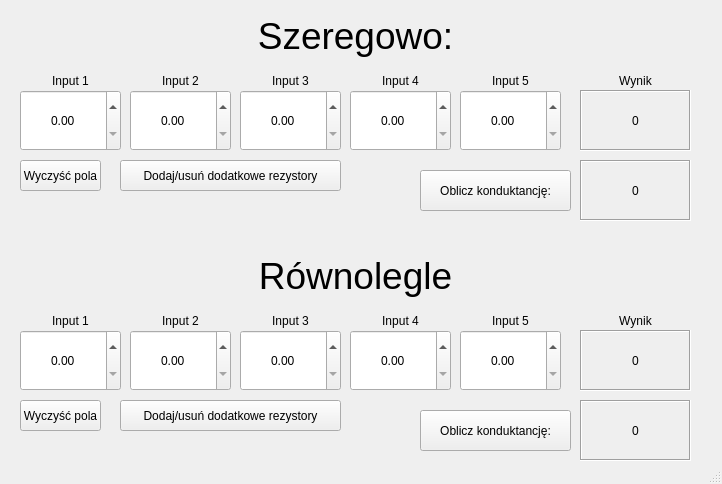
First picture: the form in mainwindow.ui, repository 261995/Kalkulator-rezystancji-GUI2, before the edit.
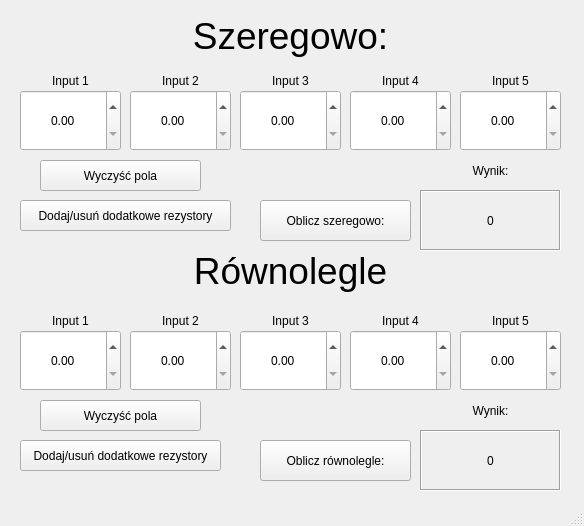
Second picture: the form after the edit.

The edit to the form file:
```diff
--- a/mainwindow.ui
+++ b/mainwindow.ui
@@ -6,8 +6,8 @@
    <rect>
     <x>0</x>
     <y>0</y>
-    <width>722</width>
-    <height>484</height>
+    <width>584</width>
+    <height>526</height>
    </rect>
   </property>
   <property name="windowTitle">
@@ -17,9 +17,9 @@
    <widget class="QPushButton" name="czysc">
     <property name="geometry">
      <rect>
-      <x>20</x>
+      <x>40</x>
       <y>160</y>
-      <width>81</width>
+      <width>161</width>
       <height>31</height>
      </rect>
     </property>
@@ -46,14 +46,14 @@
    <widget class="QPushButton" name="konduktancja">
     <property name="geometry">
      <rect>
-      <x>420</x>
-      <y>170</y>
+      <x>260</x>
+      <y>200</y>
       <width>151</width>
       <height>41</height>
      </rect>
     </property>
     <property name="text">
-     <string>Oblicz konduktancję:</string>
+     <string>Oblicz szeregowo:</string>
     </property>
    </widget>
    <widget class="QDoubleSpinBox" name="R2">
@@ -107,9 +107,9 @@
    <widget class="QLabel" name="Suma1">
     <property name="geometry">
      <rect>
-      <x>580</x>
-      <y>90</y>
-      <width>111</width>
+      <x>420</x>
+      <y>190</y>
+      <width>141</width>
       <height>61</height>
      </rect>
     </property>
@@ -135,9 +135,9 @@
    <widget class="QLabel" name="Suma2">
     <property name="geometry">
      <rect>
-      <x>580</x>
-      <y>330</y>
-      <width>111</width>
+      <x>420</x>
+      <y>430</y>
+      <width>141</width>
       <height>61</height>
      </rect>
     </property>
@@ -419,14 +419,14 @@
    <widget class="QLabel" name="label_11">
     <property name="geometry">
      <rect>
-      <x>580</x>
-      <y>70</y>
-      <width>111</width>
+      <x>420</x>
+      <y>160</y>
+      <width>141</width>
       <height>21</height>
      </rect>
     </property>
     <property name="text">
-     <string>Wynik</string>
+     <string>Wynik:</string>
     </property>
     <property name="alignment">
      <set>Qt::AlignCenter</set>
@@ -435,78 +435,25 @@
    <widget class="QLabel" name="label_12">
     <property name="geometry">
      <rect>
-      <x>580</x>
-      <y>310</y>
-      <width>111</width>
-      <height>21</height>
-     </rect>
-    </property>
-    <property name="text">
-     <string>Wynik</string>
-    </property>
-    <property name="alignment">
-     <set>Qt::AlignCenter</set>
-    </property>
-   </widget>
-   <widget class="QLabel" name="Suma2_2">
-    <property name="geometry">
-     <rect>
-      <x>580</x>
+      <x>420</x>
       <y>400</y>
-      <width>111</width>
-      <height>61</height>
+      <width>141</width>
+      <height>21</height>
      </rect>
     </property>
-    <property name="inputMethodHints">
-     <set>Qt::ImhFormattedNumbersOnly</set>
-    </property>
-    <property name="frameShape">
-     <enum>QFrame::Box</enum>
-    </property>
-    <property name="frameShadow">
-     <enum>QFrame::Sunken</enum>
-    </property>
     <property name="text">
-     <string>0</string>
+     <string>Wynik:</string>
     </property>
     <property name="alignment">
      <set>Qt::AlignCenter</set>
     </property>
    </widget>
-   <widget class="QLabel" name="Suma1_2">
-    <property name="geometry">
-     <rect>
-      <x>580</x>
-      <y>160</y>
-      <width>111</width>
-      <height>61</height>
-     </rect>
-    </property>
-    <property name="inputMethodHints">
-     <set>Qt::ImhFormattedNumbersOnly</set>
-    </property>
-    <property name="frameShape">
-     <enum>QFrame::Box</enum>
-    </property>
-    <property name="frameShadow">
-     <enum>QFrame::Sunken</enum>
-    </property>
-    <property name="text">
-     <string>0</string>
-    </property>
-    <property name="alignment">
-     <set>Qt::AlignCenter</set>
-    </property>
-    <property name="Double" stdset="0">
-     <double>0.000000000000000</double>
-    </property>
-   </widget>
    <widget class="QPushButton" name="dodatkowe">
     <property name="geometry">
      <rect>
-      <x>120</x>
-      <y>160</y>
-      <width>221</width>
+      <x>20</x>
+      <y>200</y>
+      <width>211</width>
       <height>31</height>
      </rect>
     </property>
@@ -517,22 +464,22 @@
    <widget class="QPushButton" name="konduktancja_3">
     <property name="geometry">
      <rect>
-      <x>420</x>
-      <y>410</y>
+      <x>260</x>
+      <y>440</y>
       <width>151</width>
       <height>41</height>
      </rect>
     </property>
     <property name="text">
-     <string>Oblicz konduktancję:</string>
+     <string>Oblicz równolegle:</string>
     </property>
    </widget>
    <widget class="QPushButton" name="dodatkowe_2">
     <property name="geometry">
      <rect>
-      <x>120</x>
-      <y>400</y>
-      <width>221</width>
+      <x>20</x>
+      <y>440</y>
+      <width>201</width>
       <height>31</height>
      </rect>
     </property>
@@ -543,9 +490,9 @@
    <widget class="QPushButton" name="czysc_2">
     <property name="geometry">
      <rect>
-      <x>20</x>
+      <x>40</x>
       <y>400</y>
-      <width>81</width>
+      <width>161</width>
       <height>31</height>
      </rect>
     </property>
@@ -558,7 +505,7 @@
      <rect>
       <x>20</x>
       <y>10</y>
-      <width>671</width>
+      <width>541</width>
       <height>51</height>
      </rect>
     </property>
@@ -576,9 +523,9 @@
     <property name="geometry">
      <rect>
       <x>20</x>
-      <y>250</y>
-      <width>671</width>
-      <height>51</height>
+      <y>240</y>
+      <width>541</width>
+      <height>61</height>
      </rect>
     </property>
     <property name="styleSheet">
```
Left out of the diff: 4 changed lines with no effect on the pictures.
